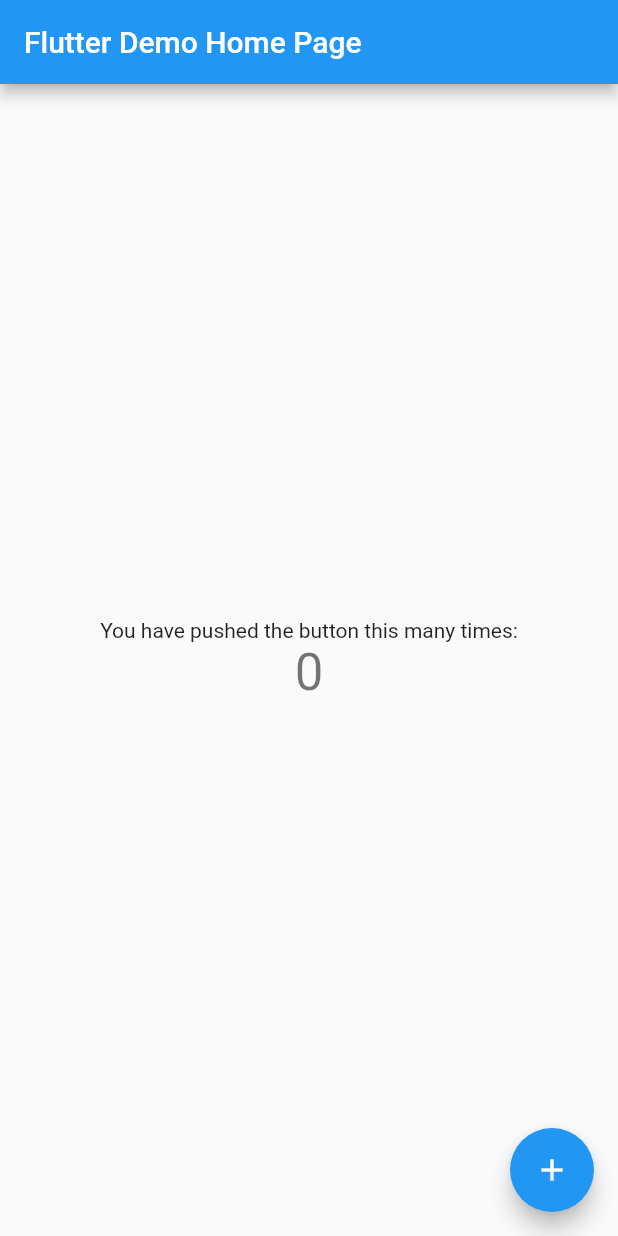
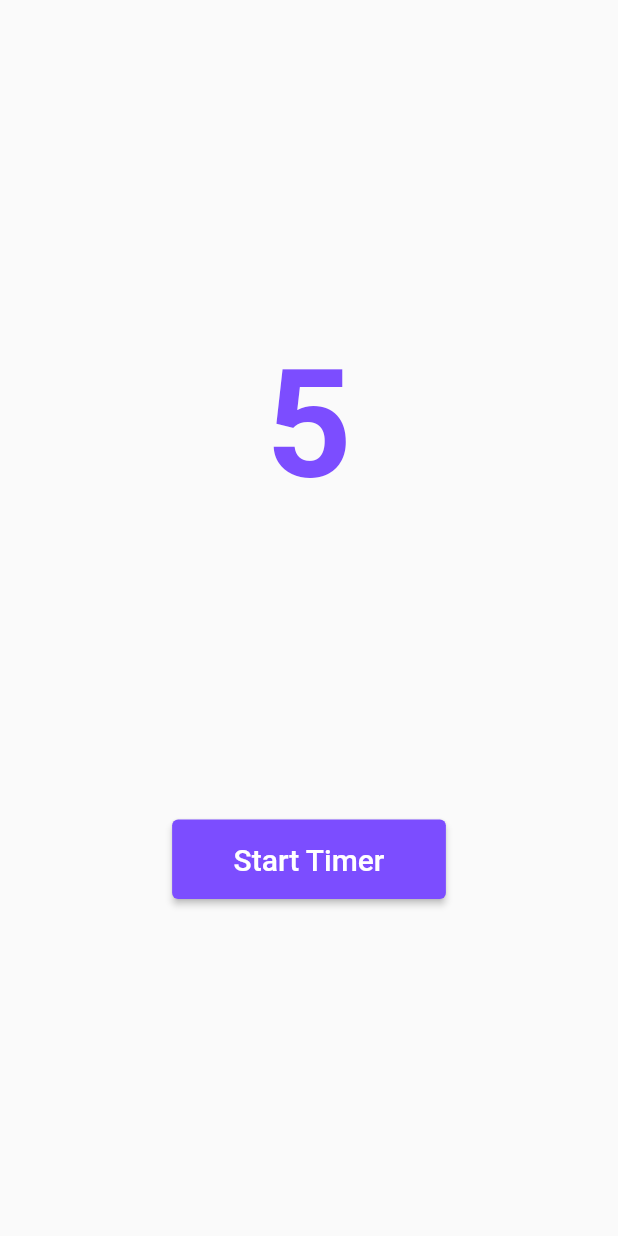
Before and after one commit to shivam-md/flutter_time_management, a Flutter app: the screen it shows after launch, on a phone screen of 412 x 824 dp. Run offline on Flutter 3.47's test engine with Material 2 defaults, Android fonts, the light colour scheme and no system bars.

Commit message:
changes in UI

```diff
--- a/lib/main.dart
+++ b/lib/main.dart
@@ -1,115 +1,21 @@
 import 'package:flutter/material.dart';
+import 'package:flutter_time_management/pages/home_page.dart';
 
 void main() {
   runApp(const MyApp());
 }
 
 class MyApp extends StatelessWidget {
-  const MyApp({super.key});
+  const MyApp({Key? key}) : super(key: key);
 
-  // This widget is the root of your application.
   @override
   Widget build(BuildContext context) {
-    return MaterialApp(
-      title: 'Flutter Demo',
-      theme: ThemeData(
-        // This is the theme of your application.
-        //
-        // Try running your application with "flutter run". You'll see the
-        // application has a blue toolbar. Then, without quitting the app, try
-        // changing the primarySwatch below to Colors.green and then invoke
-        // "hot reload" (press "r" in the console where you ran "flutter run",
-        // or simply save your changes to "hot reload" in a Flutter IDE).
-        // Notice that the counter didn't reset back to zero; the application
-        // is not restarted.
-        primarySwatch: Colors.blue,
+    return const MaterialApp(
+      debugShowCheckedModeBanner: false,
+      home: Scaffold(
+
+        body: HomePage(),
       ),
-      home: const MyHomePage(title: 'Flutter Demo Home Page'),
     );
   }
 }
-
-class MyHomePage extends StatefulWidget {
-  const MyHomePage({super.key, required this.title});
-
-  // This widget is the home page of your application. It is stateful, meaning
-  // that it has a State object (defined below) that contains fields that affect
-  // how it looks.
-
-  // This class is the configuration for the state. It holds the values (in this
-  // case the title) provided by the parent (in this case the App widget) and
-  // used by the build method of the State. Fields in a Widget subclass are
-  // always marked "final".
-
-  final String title;
-
-  @override
-  State<MyHomePage> createState() => _MyHomePageState();
-}
-
-class _MyHomePageState extends State<MyHomePage> {
-  int _counter = 0;
-
-  void _incrementCounter() {
-    setState(() {
-      // This call to setState tells the Flutter framework that something has
-      // changed in this State, which causes it to rerun the build method below
-      // so that the display can reflect the updated values. If we changed
-      // _counter without calling setState(), then the build method would not be
-      // called again, and so nothing would appear to happen.
-      _counter++;
-    });
-  }
-
-  @override
-  Widget build(BuildContext context) {
-    // This method is rerun every time setState is called, for instance as done
-    // by the _incrementCounter method above.
-    //
-    // The Flutter framework has been optimized to make rerunning build methods
-    // fast, so that you can just rebuild anything that needs updating rather
-    // than having to individually change instances of widgets.
-    return Scaffold(
-      appBar: AppBar(
-        // Here we take the value from the MyHomePage object that was created by
-        // the App.build method, and use it to set our appbar title.
-        title: Text(widget.title),
-      ),
-      body: Center(
-        // Center is a layout widget. It takes a single child and positions it
-        // in the middle of the parent.
-        child: Column(
-          // Column is also a layout widget. It takes a list of children and
-          // arranges them vertically. By default, it sizes itself to fit its
-          // children horizontally, and tries to be as tall as its parent.
-          //
-          // Invoke "debug painting" (press "p" in the console, choose the
-          // "Toggle Debug Paint" action from the Flutter Inspector in Android
-          // Studio, or the "Toggle Debug Paint" command in Visual Studio Code)
-          // to see the wireframe for each widget.
-          //
-          // Column has various properties to control how it sizes itself and
-          // how it positions its children. Here we use mainAxisAlignment to
-          // center the children vertically; the main axis here is the vertical
-          // axis because Columns are vertical (the cross axis would be
-          // horizontal).
-          mainAxisAlignment: MainAxisAlignment.center,
-          children: <Widget>[
-            const Text(
-              'You have pushed the button this many times:',
-            ),
-            Text(
-              '$_counter',
-              style: Theme.of(context).textTheme.headline4,
-            ),
-          ],
-        ),
-      ),
-      floatingActionButton: FloatingActionButton(
-        onPressed: _incrementCounter,
-        tooltip: 'Increment',
-        child: const Icon(Icons.add),
-      ), // This trailing comma makes auto-formatting nicer for build methods.
-    );
-  }
-}
--- /dev/null
+++ b/lib/pages/home_page.dart
@@ -0,0 +1,70 @@
+import 'dart:async';
+import 'package:flutter/material.dart';
+
+class HomePage extends StatefulWidget {
+  const HomePage({Key? key}) : super(key: key);
+
+  @override
+  State<HomePage> createState() => _HomePageState();
+}
+
+class _HomePageState extends State<HomePage> {
+  var _timeInSec = 5;
+  var isTimerActive = false;
+
+  void counter() {
+
+    if(isTimerActive == false){
+      isTimerActive = true;
+      Timer.periodic(const Duration(seconds: 1), (t) {
+        if(_timeInSec > -1){
+          setState(() {
+            _timeInSec--;
+          });
+        }
+        else{
+          isTimerActive = false;
+          _timeInSec = 6;
+          t.cancel();
+        }
+      });
+    }
+  }
+
+  @override
+  Widget build(BuildContext context) {
+    return SafeArea(
+      child: Container(
+        padding: const EdgeInsets.all(20),
+        child: Center(
+          child: Column(
+            mainAxisAlignment: MainAxisAlignment.spaceEvenly,
+            crossAxisAlignment: CrossAxisAlignment.center,
+            children: [
+              Text(
+                _timeInSec < 0 ? "DONE" : _timeInSec.toString(),
+                style: const TextStyle(fontSize: 100,fontWeight: FontWeight.w700 ,color: Colors.deepPurpleAccent),
+              ),
+              ElevatedButton(
+                style: ElevatedButton.styleFrom(
+                  backgroundColor: Colors.deepPurpleAccent,
+                ),
+                onPressed: () {
+                  counter();
+                  debugPrint("button pressed");
+                },
+                child: const Padding(
+                  padding: EdgeInsets.symmetric(vertical: 15, horizontal: 25),
+                  child: Text(
+                    "Start Timer",
+                    style: TextStyle(fontSize: 20, color: Colors.white),
+                  ),
+                ),
+              ),
+            ],
+          ),
+        ),
+      ),
+    );
+  }
+}
```
